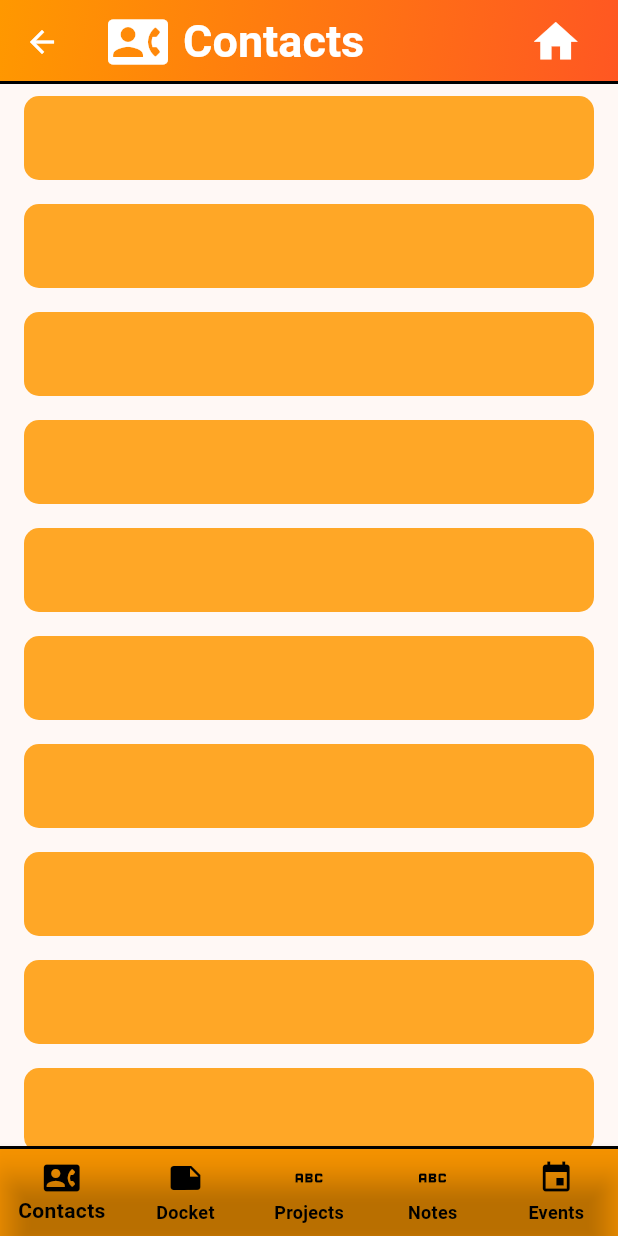
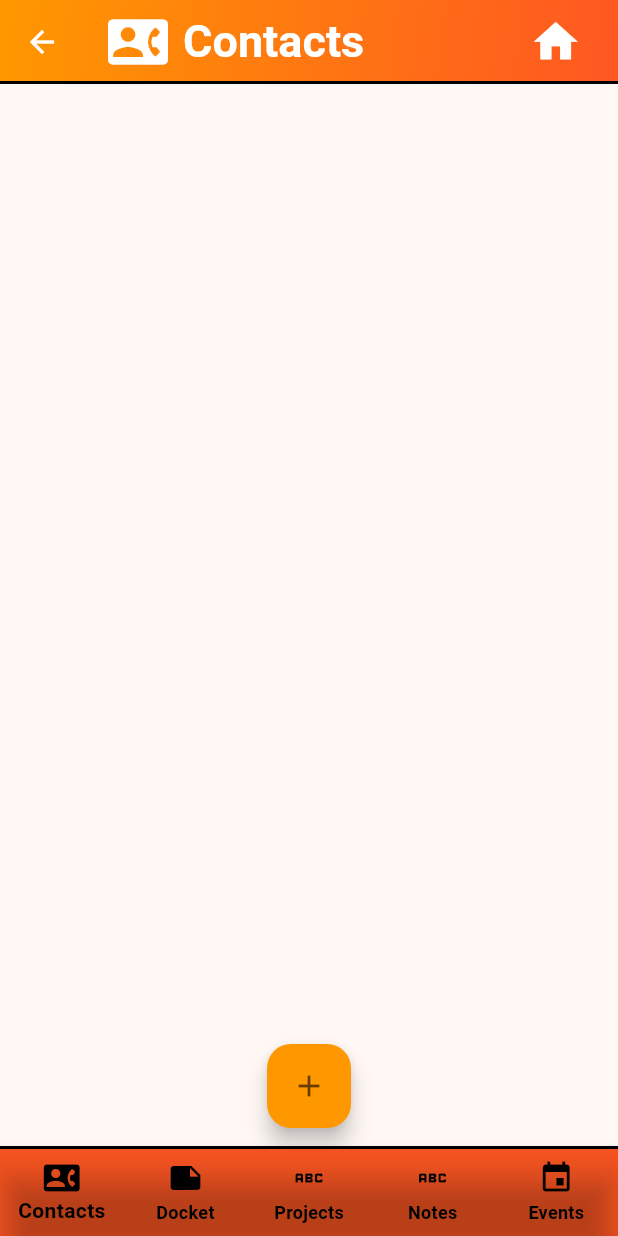
Before and after one commit to GhuleAjinkya/asep_app, a Flutter app: the screen it shows after launch, after a tap on "Contacts", on a phone screen of 412 x 824 dp. Run offline on Flutter 3.47's test engine with Material 3 defaults, Android fonts, the phone set to English and light mode, and no system bars; our stand-ins replace sqflite, sqflite_common_ffi; accounts and stored records are empty.

Commit message:
SQFLite setup completed, basic contacts backend done.

```diff
--- a/lib/class_contacts.dart
+++ b/lib/class_contacts.dart
@@ -1,8 +1,10 @@
-import 'dart:io';
+// import 'dart:io';
+import 'package:sqflite/sqflite.dart';
+import 'package:flutter/material.dart';
+import 'package:path/path.dart';
+// import 'package:path_provider/path_provider.dart';
 
-import 'package:flutter/material.dart';
-import 'package:path_provider/path_provider.dart';
-
+// Contact Object
 class Contact {
   final String name;
   final String organization;
@@ -13,36 +15,74 @@ class Contact {
     required this.organization,
     required this.phoneNumber,
   });
+}
 
-  Map<String, String> toJSON() {
-    return {
-      'name': name,
-      'organization': organization,
-      'phoneNumber': phoneNumber,
-    };
+class DBHelper{
+
+  static final DBHelper _instance = DBHelper._internal();
+  factory DBHelper() => _instance;
+  DBHelper._internal();
+
+  static Database? _database;
+
+  Future<Database> get database async {
+    if (_database != null) {
+      final dbPath = await getDatabasesPath();
+      final expectedPath = join(dbPath, 'contacts.db');
+      if (_database!.path == expectedPath) {
+        return _database!;
+      }
+    }
+    _database = await initDatabase();
+    return _database!;
   }
+  Future<Database> initDatabase() async {
+    final dbPath = await getDatabasesPath();
+    final path = join(dbPath, 'contacts.db');
 
- factory Contact.fromJSON(Map<String, String> json) {
-    return Contact(
-      name: json['name'] as String,
-      organization: json['organization'] as String,
-      phoneNumber: json['phoneNumber'] as String,
+    return await openDatabase(
+      path,
+      version: 1,
+      onCreate: (db, version) async {
+        await db.execute('''
+          CREATE TABLE contacts(
+            id INTEGER PRIMARY KEY AUTOINCREMENT,
+            name TEXT NOT NULL,
+            organization TEXT,
+            phoneNumber TEXT NOT NULL
+          )
+        ''');
+      },
     );
+
+  }
+  Future<int> insertContact(Contact contact) async {
+    final db = await database;
+    return await db.insert('contacts', {
+      'name': contact.name,
+      'organization': contact.organization,
+      'phoneNumber': contact.phoneNumber,
+     });
+  }
+  Future<List<Contact>> fetchContacts() async {
+    final db = await database;
+    final List<Map<String, dynamic>> maps = await db.query(
+      'contacts', orderBy: 'name ASC',
+    );
+    return List.generate(maps.length, (i) {
+      return Contact(
+        name: maps[i]['name'],
+        organization: maps[i]['organization'],
+        phoneNumber: maps[i]['phoneNumber'],
+      );
+    });
+  }
+  Future<void> deleteContact(id) async{
+    final db = await database;
+    await db.delete('contacts', where: 'id = ?', whereArgs: [id]);
   }
 
 }
-
-class JSONHelper {
-  static const String fileName  ='contacts.json';
-
-  Future<File> getFile() async {
-    final directory = await getApplicationDocumentsDirectory();
-    return File('${directory.path}/$fileName');
-  }
-
-
-}
-
 class Contacts extends StatefulWidget {
   const Contacts({super.key});
   // To-Do Wrap homepage and tabspage icons in HERO widgets to smooth out UI
@@ -51,14 +91,44 @@ class Contacts extends StatefulWidget {
   @override
   State<Contacts> createState() => _ContactsState();
 }
+class _ContactsState extends State<Contacts> {
+  final DBHelper dbHelper = DBHelper();
+  List<Contact> contacts = [];
 
-class _ContactsState extends State<Contacts> {
+  Future<void> begin() async {
+    contacts = await dbHelper.fetchContacts();
+    setState(() {});
+  }
+
+  Future<void> addDummy() async {
+    final newContact = Contact(
+      name: 'John Doe',
+      organization: 'Example Corp',
+      phoneNumber: '123-456-7890',
+    );
+    await dbHelper.insertContact(newContact);
+    await begin();
+  }
+  @override
+  void initState() {
+    super.initState();
+    begin();
+  }
+
   @override
   Widget build(BuildContext context) {
     return Scaffold(
+      floatingActionButtonLocation: FloatingActionButtonLocation.miniCenterFloat,
+      floatingActionButton: FloatingActionButton(
+        onPressed: addDummy,
+        backgroundColor: Colors.orange,
+        child: Icon(Icons.add),
+      ),
       body: Center(
         child: ListView.builder(
+          itemCount: contacts.length,
           itemBuilder: (context,index) {
+            final contact = contacts[index];
             return Padding(
               padding: EdgeInsets.symmetric(vertical: 8.0, horizontal: 16.0),
               child: Container(
@@ -67,9 +137,13 @@ class _ContactsState extends State<Contacts> {
                   borderRadius: BorderRadius.circular(10),
                 ),
                 child: ListTile(
-                  onTap: () {
-
-                  },
+                  shape: RoundedRectangleBorder(
+                    borderRadius: BorderRadius.circular(10),
+                  ),
+                  tileColor: Colors.orange,
+                  title: Text(contact.name),
+                  subtitle: Text(contact.organization),
+                  trailing: Text(contact.phoneNumber),
                 ),
 
               ),
--- a/lib/main.dart
+++ b/lib/main.dart
@@ -2,6 +2,7 @@
 
 import 'package:flutter/material.dart';
 import 'class_contacts.dart';
+import 'package:sqflite_common_ffi/sqflite_ffi.dart';
 
 const LinearGradient appGradient = LinearGradient(
               colors: [Colors.orange,Colors.deepOrange],
@@ -9,6 +10,8 @@ const LinearGradient appGradient = LinearGradient(
               end: Alignment.bottomRight,
             );
 void main() {
+  sqfliteFfiInit();
+  databaseFactory = databaseFactoryFfi;
   runApp(const MyApp());
 }
 
@@ -189,10 +192,10 @@ class _TabsState extends State<Tabs> {
           ],
         ),
       ),
-      body: TabsContentCaller(index: index),
+      body: TabsContentCaller(page: index),
       bottomNavigationBar: Container(
         decoration: BoxDecoration(
-          color: Colors.orange,
+          color: Colors.deepOrange,
           border: Border(
             top: BorderSide(
               color: Colors.black,
@@ -235,8 +238,8 @@ class _TabsState extends State<Tabs> {
 }
 
 class TabsContentCaller extends StatelessWidget {
-  const TabsContentCaller({super.key, required this.index});
-  final int index;
+  const TabsContentCaller({super.key, required this.page});
+  final int page;
   @override
   Widget build(BuildContext context) {
     /* {'Contacts': Icons.contact_phone_rounded},
@@ -245,11 +248,11 @@ class TabsContentCaller extends StatelessWidget {
   {'Notes': Icons.abc},
   {'Events': Icons.event}];
   Pages for referance */
-    switch (index) {
+    switch (page) {
       case 0:
         return Contacts();
       default:
-        return const Text("Wrong index passed as an arguement from _TabsState");
+        return const Text("Body not added");
     }
   }
 }
--- a/pubspec.yaml
+++ b/pubspec.yaml
@@ -35,6 +35,9 @@ dependencies:
   # Use with the CupertinoIcons class for iOS style icons.
   cupertino_icons: ^1.0.8
   path_provider: ^2.0.14
+  sqflite: ^2.4.2
+  path: ^1.8.2
+  sqflite_common_ffi: ^2.3.5
 
 dev_dependencies:
   flutter_test:
```
Also changed, not shown: pubspec.lock, 1 other file.
